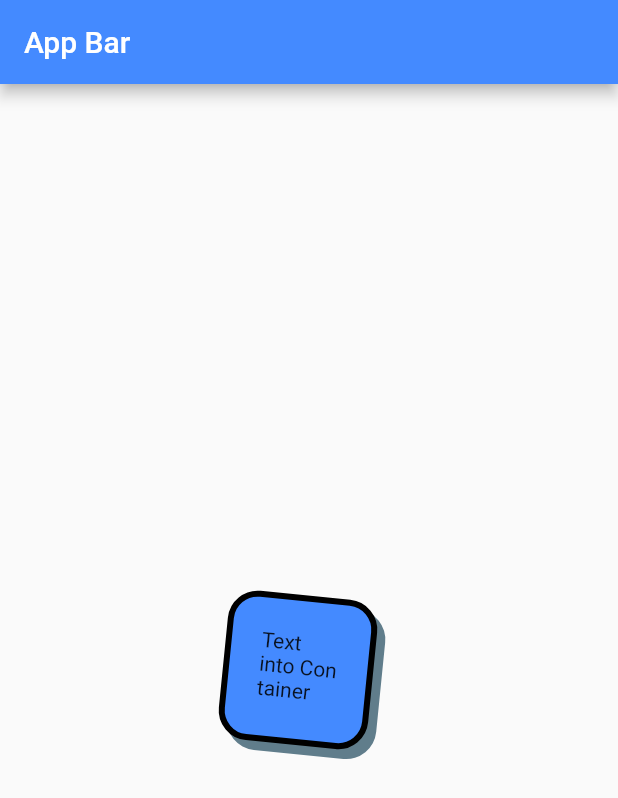
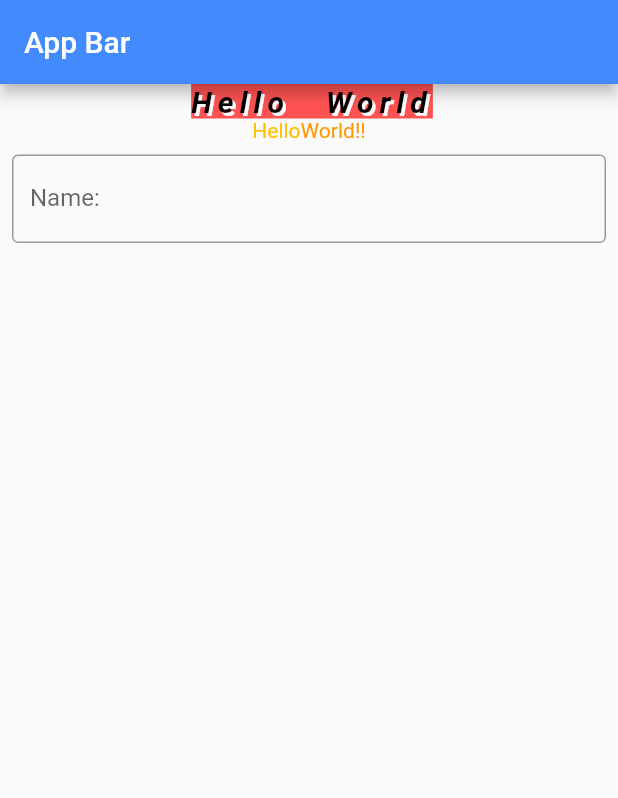
Before and after one commit to franGaraventa/flutterCourse, a Flutter app: the screen it shows after launch, on a phone screen of 412 x 824 dp. Shown: the top 798 px of the screen. Run offline on Flutter 3.47's test engine with Material 2 defaults, Android fonts, the phone set to English and light mode, and no system bars.

Commit message:
[07/30] Text and TextField. Moved [05/30] into class.

```diff
--- a/lib/src/app.dart
+++ b/lib/src/app.dart
@@ -1,5 +1,6 @@
 import 'package:flutter/cupertino.dart';
 import 'package:flutter/material.dart';
+import 'package:flutter_course/src/text_and_textfield.dart';
 import 'package:flutter_course/utils/Strings.dart';
 import 'package:flutter_course/utils/dimension.dart';
 
@@ -19,28 +20,7 @@ class _MyAppState extends State<MyApp> {
           title: Text(appBarTitle),
         ),
         body: Center(
-            child: Container(
-          height: Dimension.containerHeight,
-          width: Dimension.containerWidth,
-          margin: EdgeInsets.all(Dimension.containerMargin),
-          padding: EdgeInsets.all(Dimension.containerPadding),
-          decoration: BoxDecoration(
-              border: Border.all(
-                  width: Dimension.containerBoxDecorationBorder,
-                  color: Colors.black),
-              color: Colors.blueAccent.shade200,
-              borderRadius: BorderRadius.circular(
-                  Dimension.containerBoxDecorationBorderRadius),
-              boxShadow: [
-                BoxShadow(
-                    color: Colors.blueGrey,
-                    offset: Offset(
-                        Dimension.containerBoxDecorationBoxShadowOffset,
-                        Dimension.containerBoxDecorationBoxShadowOffset))
-              ]),
-          child: Text("Text into Container"),
-          transform: Matrix4.rotationZ(Dimension.containerTransformRotationZ),
-        )),
+            child: TextAndTextField()),
       ),
     );
   }
--- /dev/null
+++ b/lib/src/text_and_textfield.dart
@@ -0,0 +1,54 @@
+import 'package:flutter/cupertino.dart';
+import 'package:flutter/material.dart';
+
+class TextAndTextField extends StatelessWidget {
+  @override
+  Widget build(BuildContext context) {
+    return Column(
+      children: [
+        Text(
+          "Hello World",
+          style: TextStyle(
+            color: Colors.black,
+            fontSize: 20,
+            fontStyle: FontStyle.italic,
+            fontWeight: FontWeight.w700,
+            backgroundColor: Colors.redAccent,
+            letterSpacing: 4.0,
+            wordSpacing: 15.0,
+            shadows: [
+              Shadow(
+                color: Colors.white,
+                offset: Offset(2.0, 2.0),
+              )
+            ],
+          ),
+        ),
+        RichText(
+          text: TextSpan(
+            text: "Hello",
+            style: TextStyle(color: Colors.amber),
+            children: <TextSpan>[
+              TextSpan(
+                text: "World!!",
+                style: TextStyle(
+                  color: Colors.orange,
+                ),
+              ),
+            ],
+          ),
+        ),
+        Padding(
+          padding: const EdgeInsets.all(8.0),
+          child: TextField(
+            decoration: InputDecoration(
+              border: OutlineInputBorder(),
+              labelText: "Name: ",
+              hintText: "Enter your name"
+            ),
+          ),
+        )
+      ],
+    );
+  }
+}
```
Also changed, not shown: lib/src/container.dart (added, +53 -0 lines), 1 other file.
